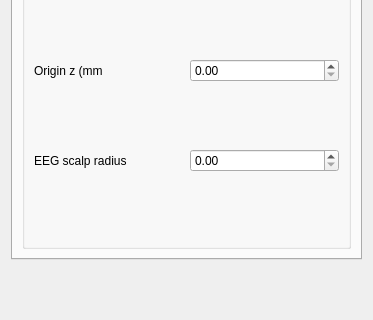
Qt form libraries/disp/viewers/formfiles/dipolefitview.ui (mne-tools/mne-cpp) before a commit; both pictures show x 0 to 373 and y 313 to 633 of the 373 by 810 pixel window.
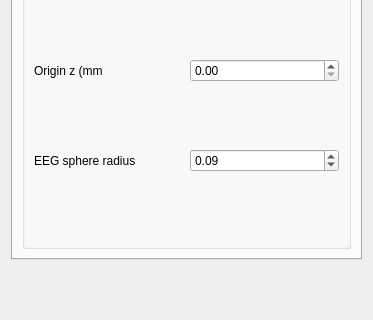
The same form after that commit. The open tabs and pages were chosen to show the change.

Commit message: MAINT,FIX: add signals/slots for sphere model, fixed model type and bids type for dipolefit

Diff of the .ui file:
```diff
--- a/libraries/disp/viewers/formfiles/dipolefitview.ui
+++ b/libraries/disp/viewers/formfiles/dipolefitview.ui
@@ -491,12 +491,16 @@
           <item row="3" column="0">
            <widget class="QLabel" name="label_23">
             <property name="text">
-             <string>EEG scalp radius</string>
+             <string>EEG sphere radius</string>
             </property>
            </widget>
           </item>
           <item row="3" column="1">
-           <widget class="QDoubleSpinBox" name="doubleSpinBox_rad"/>
+           <widget class="QDoubleSpinBox" name="doubleSpinBox_rad">
+            <property name="value">
+             <double>0.090000000000000</double>
+            </property>
+           </widget>
           </item>
          </layout>
         </widget>
```
The commit also changes 9 other files.
